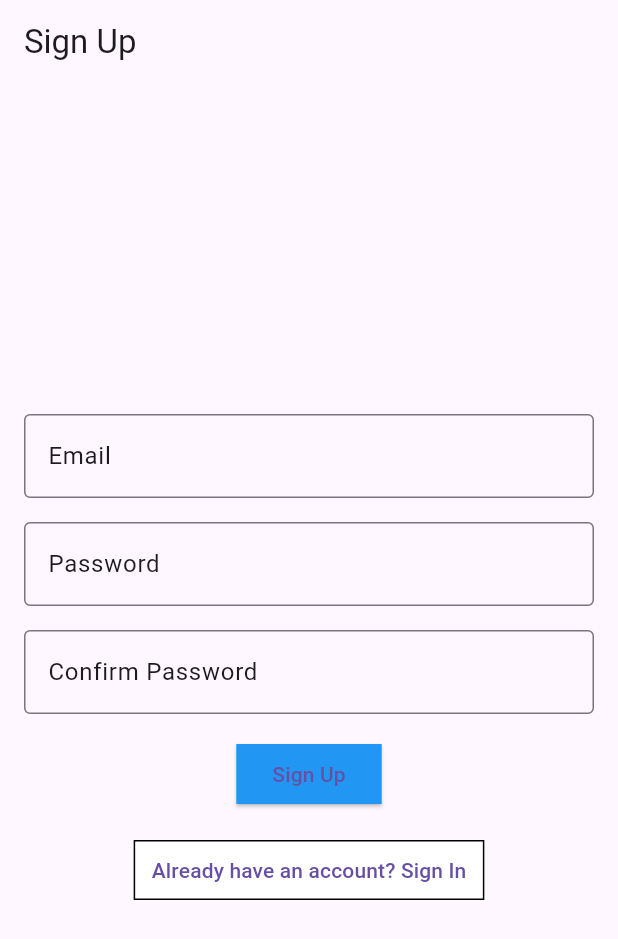
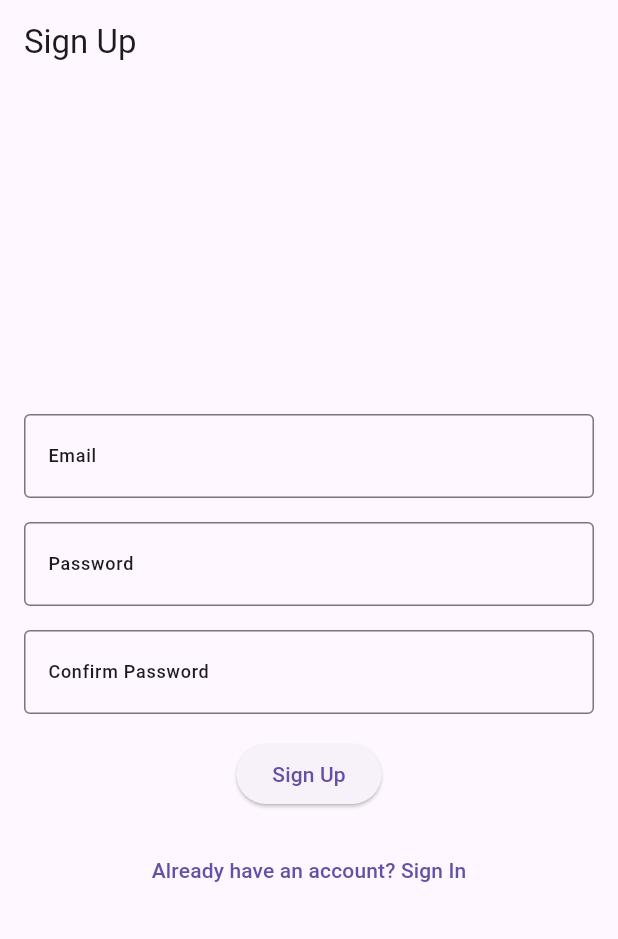
Before and after one commit to kohavynka/cross3, a Flutter app: the screen it shows after launch, after a tap on an icon or button, on a phone screen of 412 x 824 dp. Shown: the top 939 px of the screen. Run offline on Flutter 3.47's test engine with Material 3 defaults, Android fonts, the phone set to English and light mode, and no system bars.

Commit message:
second commit

```diff
--- a/lib/main.dart
+++ b/lib/main.dart
@@ -10,11 +10,28 @@ void main() {
 class MyApp extends StatelessWidget {
   @override
   Widget build(BuildContext context) {
+    final ThemeData theme = ThemeData(
+      primaryColor: Colors.blue,
+      elevatedButtonTheme: ElevatedButtonThemeData(
+        style: ElevatedButton.styleFrom(
+          backgroundColor: Colors.blue,
+          shape: const RoundedRectangleBorder(
+            borderRadius: BorderRadius.zero,
+          ),
+        ),
+      ),
+      textButtonTheme: TextButtonThemeData(
+        style: TextButton.styleFrom(
+          backgroundColor: Colors.white,
+          side: const BorderSide(color: Colors.black),
+          shape: const RoundedRectangleBorder(
+            borderRadius: BorderRadius.zero,
+          ),
+        ),
+      ),
+    );
     return MaterialApp(
       title: 'Flutter Auth Pages',
-      theme: ThemeData(
-        primarySwatch: Colors.blue,
-      ),
       initialRoute: '/',
       routes: {
         '/': (context) => SignInScreen(),
--- a/lib/widgets/sign_in_screen.dart
+++ b/lib/widgets/sign_in_screen.dart
@@ -6,35 +6,12 @@ class SignInScreen extends StatelessWidget {
 
   @override
   Widget build(BuildContext context) {
-    final ThemeData theme = ThemeData(
-      primaryColor: Colors.blue,
-      elevatedButtonTheme: ElevatedButtonThemeData(
-        style: ElevatedButton.styleFrom(
-          backgroundColor: Colors.blue,
-          shape: const RoundedRectangleBorder(
-            borderRadius: BorderRadius.zero,
-          ),
-        ),
-      ),
-      textButtonTheme: TextButtonThemeData(
-        style: TextButton.styleFrom(
-          backgroundColor: Colors.white,
-          side: const BorderSide(color: Colors.black),
-          shape: const RoundedRectangleBorder(
-            borderRadius: BorderRadius.zero,
-          ),
-        ),
-      ),
-    );
-
     return Scaffold(
       appBar: AppBar(
         title: const Text('Sign In'),
       ),
       body: Padding(
         padding: const EdgeInsets.all(16.0),
-        child: Theme(
-          data: theme,
         child: Column(
           mainAxisAlignment: MainAxisAlignment.center,
           children: [
@@ -42,7 +19,7 @@ class SignInScreen extends StatelessWidget {
               controller: emailController,
               decoration: InputDecoration(
                 labelText: 'Email',
-                  labelStyle: Theme.of(context).textTheme.labelMedium,
+                labelStyle: Theme.of(context).textTheme.labelMedium,  // Стиль тексту для label
                 border: const OutlineInputBorder(),
               ),
             ),
@@ -51,7 +28,7 @@ class SignInScreen extends StatelessWidget {
               controller: passwordController,
               decoration: InputDecoration(
                 labelText: 'Password',
-                  labelStyle: Theme.of(context).textTheme.labelMedium,
+                labelStyle: Theme.of(context).textTheme.labelMedium,  // Стиль тексту для label
                 border: const OutlineInputBorder(),
               ),
               obscureText: true,
@@ -68,8 +45,6 @@ class SignInScreen extends StatelessWidget {
                   _showAlertDialog(context, 'Password must be at least 7 characters.');
                 } else if (!_isValidEmail(email)) {
                   _showAlertDialog(context, 'Please enter a valid email address.');
-                  } else {
-                    // Додайте тут логіку для авторизації
                 }
               },
               child: const Text('Sign In'),
@@ -90,12 +65,11 @@ class SignInScreen extends StatelessWidget {
           ],
         ),
       ),
-      ),
     );
   }
 
   bool _isValidEmail(String email) {
-    // Проста регулярна вираз для перевірки формату email
+
     RegExp emailRegExp = RegExp(r'^[a-zA-Z0-9._%+-]+@[a-zA-Z0-9.-]+\.[a-zA-Z]{2,}$');
     return emailRegExp.hasMatch(email);
   }
@@ -120,11 +94,3 @@ void _showAlertDialog(BuildContext context, String message) {
     },
   );
 }
-
-void main() {
-  runApp(
-    MaterialApp(
-      home: SignInScreen(),
-    ),
-  );
-}
--- a/lib/widgets/signup_screen.dart
+++ b/lib/widgets/signup_screen.dart
@@ -1,8 +1,4 @@
 import 'package:flutter/material.dart';
-
-void main() {
-  runApp(MaterialApp(home: SignUpScreen()));
-}
 
 class SignUpScreen extends StatelessWidget {
   final TextEditingController emailController = TextEditingController();
@@ -11,30 +7,7 @@ class SignUpScreen extends StatelessWidget {
 
   @override
   Widget build(BuildContext context) {
-    // Визначення теми в методі build
-    final ThemeData theme = ThemeData(
-      primaryColor: Colors.blue,
-      elevatedButtonTheme: ElevatedButtonThemeData(
-        style: ElevatedButton.styleFrom(
-          backgroundColor: Colors.blue, // Синій колір для кнопки "Sign Up"
-          shape: const RoundedRectangleBorder(
-            borderRadius: BorderRadius.zero, // Квадратні краї
-          ),
-        ),
-      ),
-      textButtonTheme: TextButtonThemeData(
-        style: TextButton.styleFrom(
-          backgroundColor: Colors.white, // Білий фон
-          side: const BorderSide(color: Colors.black), // Чорна обводка
-          shape: const RoundedRectangleBorder(
-            borderRadius: BorderRadius.zero, // Квадратні краї
-          ),
-        ),
-      ),
-    );
-
     return MaterialApp(
-      theme: theme,
       home: Scaffold(
         appBar: AppBar(
           title: const Text('Sign Up'),
@@ -49,7 +22,7 @@ class SignUpScreen extends StatelessWidget {
                 decoration: InputDecoration(
                   labelText: 'Email',
                   border: const OutlineInputBorder(),
-                  labelStyle: theme.textTheme.labelMedium, // Стиль тексту етикетки
+                  labelStyle: Theme.of(context).textTheme.labelMedium,
                 ),
               ),
               const SizedBox(height: 16),
@@ -58,7 +31,7 @@ class SignUpScreen extends StatelessWidget {
                 decoration: InputDecoration(
                   labelText: 'Password',
                   border: const OutlineInputBorder(),
-                  labelStyle: theme.textTheme.labelMedium, // Стиль тексту етикетки
+                  labelStyle: Theme.of(context).textTheme.labelMedium,
                 ),
                 obscureText: true,
               ),
@@ -68,7 +41,7 @@ class SignUpScreen extends StatelessWidget {
                 decoration: InputDecoration(
                   labelText: 'Confirm Password',
                   border: const OutlineInputBorder(),
-                  labelStyle: theme.textTheme.labelMedium, // Стиль тексту етикетки
+                  labelStyle: Theme.of(context).textTheme.labelMedium,
                 ),
                 obscureText: true,
               ),
@@ -86,7 +59,6 @@ class SignUpScreen extends StatelessWidget {
                   } else if (passwordController.text != confirmPasswordController.text) {
                     _showAlertDialog(context, 'Passwords do not match.');
                   } else {
-                    // Тут ви можете додати логіку для реєстрації користувача
                     _showAlertDialog(context, 'Registration successful!');
                   }
                 },
@@ -95,7 +67,7 @@ class SignUpScreen extends StatelessWidget {
               const SizedBox(height: 16),
               TextButton(
                 onPressed: () {
-                  Navigator.pop(context); // Повернутися на екран входу
+                  Navigator.pop(context);
                 },
                 child: const Text('Already have an account? Sign In'),
               ),
```
Also changed, not shown: lib/widgets/reset_password_screen.dart (+10 -34 lines). Lines whose indentation alone changed are shown as unchanged.
